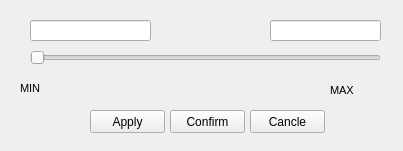
This is FilterMarks.ui in thitanun/Data-Visualization as Qt 5 draws it before an edit. The edited form follows.
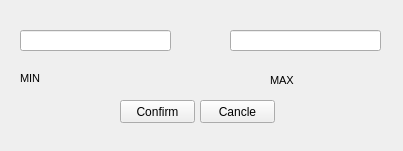
This is the edited form.

Commit message: Update graph, measurement filter, drill down and etc.

Diff of the .ui file:
```diff
--- a/FilterMarks.ui
+++ b/FilterMarks.ui
@@ -16,8 +16,8 @@
   <widget class="QPushButton" name="conf_bttn">
    <property name="geometry">
     <rect>
-     <x>170</x>
-     <y>110</y>
+     <x>120</x>
+     <y>100</y>
      <width>75</width>
      <height>23</height>
     </rect>
@@ -29,8 +29,8 @@
   <widget class="QPushButton" name="canc_bttn">
    <property name="geometry">
     <rect>
-     <x>250</x>
-     <y>110</y>
+     <x>200</x>
+     <y>100</y>
      <width>75</width>
      <height>23</height>
     </rect>
@@ -39,24 +39,11 @@
     <string>Cancle</string>
    </property>
   </widget>
-  <widget class="QSlider" name="hz_slider">
-   <property name="geometry">
-    <rect>
-     <x>30</x>
-     <y>50</y>
-     <width>351</width>
-     <height>16</height>
-    </rect>
-   </property>
-   <property name="orientation">
-    <enum>Qt::Horizontal</enum>
-   </property>
-  </widget>
   <widget class="QLabel" name="min_label">
    <property name="geometry">
     <rect>
      <x>20</x>
-     <y>80</y>
+     <y>70</y>
      <width>131</width>
      <height>16</height>
     </rect>
@@ -73,9 +60,9 @@
   <widget class="QLabel" name="max_label">
    <property name="geometry">
     <rect>
-     <x>330</x>
-     <y>80</y>
-     <width>71</width>
+     <x>270</x>
+     <y>70</y>
+     <width>111</width>
      <height>20</height>
     </rect>
    </property>
@@ -94,9 +81,9 @@
   <widget class="QLineEdit" name="num_min">
    <property name="geometry">
     <rect>
-     <x>30</x>
-     <y>20</y>
-     <width>121</width>
+     <x>20</x>
+     <y>30</y>
+     <width>151</width>
      <height>21</height>
     </rect>
    </property>
@@ -104,26 +91,13 @@
   <widget class="QLineEdit" name="num_max">
    <property name="geometry">
     <rect>
-     <x>270</x>
-     <y>20</y>
-     <width>111</width>
+     <x>230</x>
+     <y>30</y>
+     <width>151</width>
      <height>21</height>
     </rect>
    </property>
   </widget>
-  <widget class="QPushButton" name="ap_bttn">
-   <property name="geometry">
-    <rect>
-     <x>90</x>
-     <y>110</y>
-     <width>75</width>
-     <height>23</height>
-    </rect>
-   </property>
-   <property name="text">
-    <string>Apply</string>
-   </property>
-  </widget>
  </widget>
  <resources/>
  <connections/>
```
The commit also changes 18 other files.
